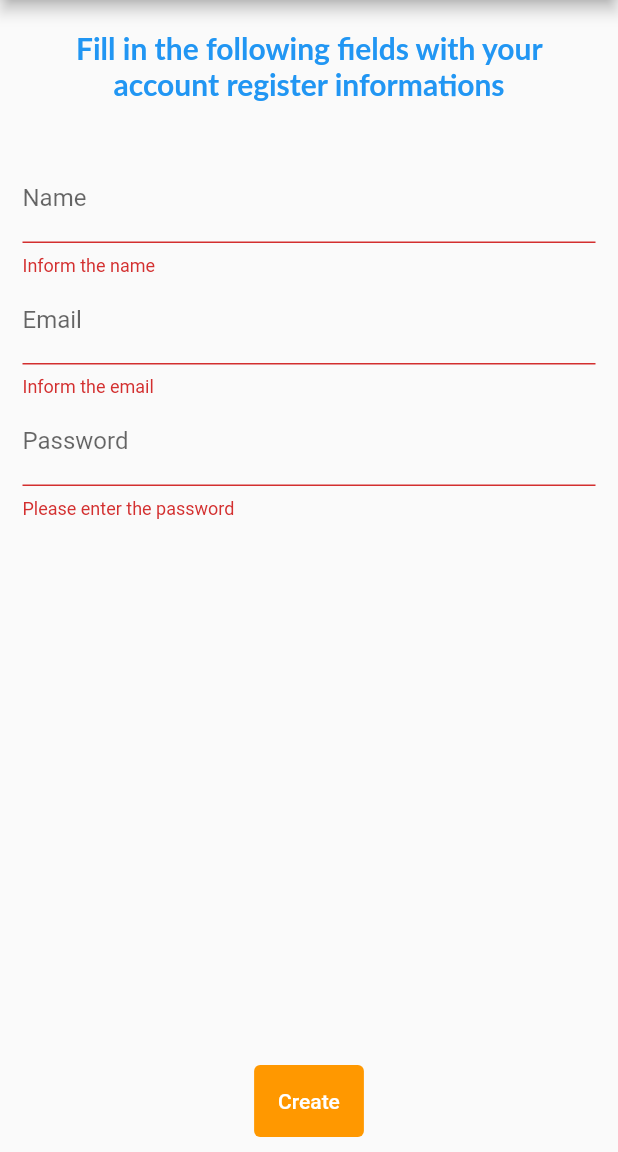
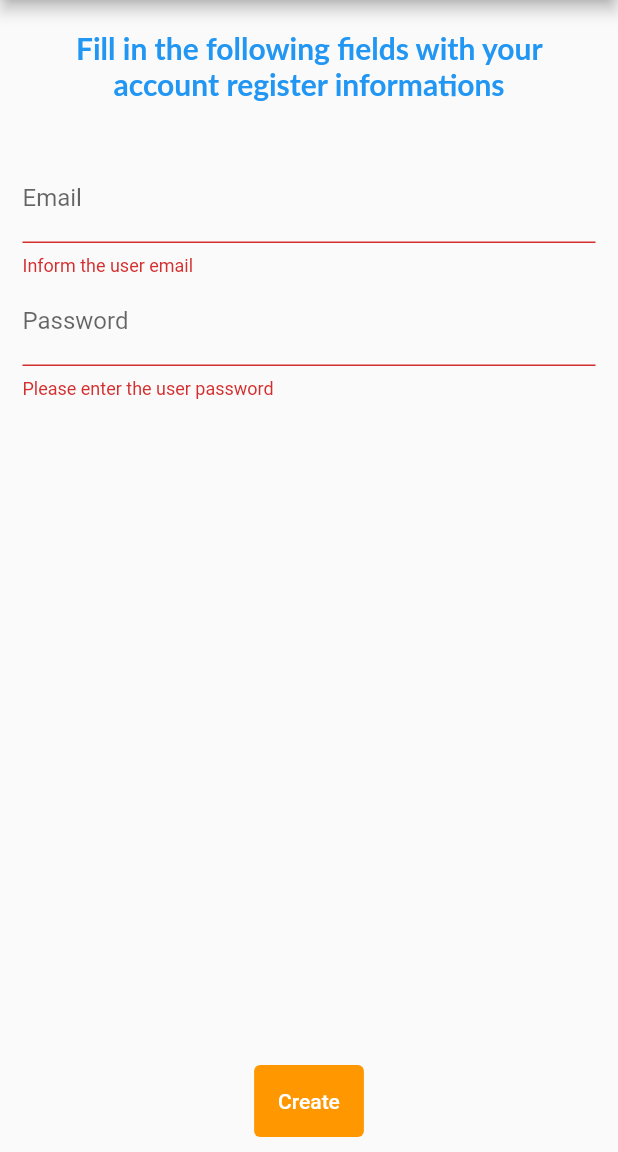
Before and after one commit to renatoviei/Scaled-Guide-App, a Flutter app: the accountForm screen opened by its route, after a tap on "Create", on a phone screen of 412 x 824 dp, the part 84-1236 px from its top. Run offline on Flutter 3.47's test engine with Material 2 defaults, Android fonts, the phone set to English and light mode, and no system bars; our stand-ins replace cloud_firestore, firebase_auth, firebase_core, flutter_spinkit; accounts and stored records are empty; Roboto replaces fonts that are missing (Lato).

Commit message:
subindo autenticação, conexão e operações de CRUD com firebase

```diff
--- a/lib/components/simulator_tile.dart
+++ b/lib/components/simulator_tile.dart
@@ -1,7 +1,6 @@
 import 'package:flutter/material.dart';
 import '../models/Organization.dart';
 import '../routes/app_routes.dart';
-import '../views/organization_edit_form.dart';
 import '../views/run_simulation.dart';
 
 class SimulatorTile extends StatelessWidget {
--- a/lib/data/dummy_organizations.dart
+++ b/lib/data/dummy_organizations.dart
@@ -3,6 +3,7 @@ import '../models/Organization.dart';
 const DUMMY_ORGANIZATIONS = {
   '1': Organization(
       id: '1',
+      userId: '',
       name: 'Take Blip',
       email: 'take@take.net',
       cnpj: '38.828.358/0001-80',
@@ -14,6 +15,7 @@ const DUMMY_ORGANIZATIONS = {
   ),
   '2': Organization(
       id: '2',
+      userId: '',
       name: 'CI&T',
       email: 'ci&t@CI&T.net',
       cnpj: '38.828.123/4567-80',
@@ -25,6 +27,7 @@ const DUMMY_ORGANIZATIONS = {
   ),
   '3': Organization(
       id: '3',
+      userId: '',
       name: 'Thought Works',
       email: 'tw@tw.net',
       cnpj: '38.789.358/5555-80',
@@ -36,6 +39,7 @@ const DUMMY_ORGANIZATIONS = {
   ),
   '4': Organization(
       id: '4',
+      userId: '',
       name: 'Avanade',
       email: 'avanade@avanade.net',
       cnpj: '55.423.358/5551-80',
--- a/lib/models/Organization.dart
+++ b/lib/models/Organization.dart
@@ -1,5 +1,6 @@
 class Organization {
   final String id;
+  final String userId;
   final String name;
   final String email;
   final String cnpj;
@@ -11,6 +12,7 @@ class Organization {
 
   const Organization({
     required this.id,
+    required this.userId,
     required this.name,
     required this.email,
     required this.cnpj,
--- a/lib/models/User.dart
+++ /dev/null
@@ -1,13 +0,0 @@
-class User {
-  final String id;
-  final String name;
-  final String email;
-  final String password;
-
-  const User({
-    required this.id,
-    required this.name,
-    required this.email,
-    required this.password,
-  });
-}
--- /dev/null
+++ b/lib/models/UserApp.dart
@@ -0,0 +1,9 @@
+class UserApp {
+  final String id;
+  final String email;
+
+  UserApp({
+    required this.id,
+    required this.email,
+  });
+}
--- /dev/null
+++ b/lib/services/auth.dart
@@ -0,0 +1,55 @@
+import 'package:firebase_auth/firebase_auth.dart';
+
+import '../models/UserApp.dart';
+
+class AuthService {
+  final FirebaseAuth _auth = FirebaseAuth.instance;
+
+  // create user obj based on FirebaseUser
+  UserApp? _userFromFirebaseUser(User user) {
+    return user != null ? UserApp(id: user.uid, email: user.email!) : null;
+  }
+
+  // auth change user stream
+  Stream<UserApp?> get user {
+    return _auth
+        .authStateChanges()
+        .map((User? user) => _userFromFirebaseUser(user!));
+  }
+
+  // sign in with email & password
+  Future signInWithEmailAndPassword(String email, String password) async {
+    try {
+      UserCredential result = await _auth.signInWithEmailAndPassword(
+          email: email, password: password);
+      User? user = result.user;
+      return user;
+    } catch (e) {
+      print(e.toString());
+      return null;
+    }
+  }
+
+  // register with email & password
+  Future registerWithEmailAndPassword(String email, String password) async {
+    try {
+      UserCredential result = await _auth.createUserWithEmailAndPassword(
+          email: email, password: password);
+      User? user = result.user;
+      return _userFromFirebaseUser(user!);
+    } catch (e) {
+      print(e.toString());
+      return null;
+    }
+  }
+
+  // sign out
+  Future signOut() async {
+    try {
+      return await _auth.signOut();
+    } catch (e) {
+      print(e.toString());
+      return null;
+    }
+  }
+}
--- a/lib/views/create_account_form.dart
+++ b/lib/views/create_account_form.dart
@@ -1,4 +1,7 @@
+import 'package:ScaledGuideApp/shared/loading.dart';
 import 'package:flutter/material.dart';
+
+import '../services/auth.dart';
 
 class accountForm extends StatefulWidget {
   @override
@@ -6,12 +9,15 @@ class accountForm extends StatefulWidget {
 }
 
 class _FormState extends State<accountForm> {
+  final AuthService _auth = AuthService();
   final _form = GlobalKey<FormState>();
   final Map<String, String> _formData = {};
+  bool loading = false;
+  String error = '';
 
   @override
   Widget build(BuildContext context) {
-    return Scaffold(
+    return loading ? Loading() : Scaffold(
       appBar: AppBar(
         backgroundColor: Colors.lightBlue[900],
         title: const Text('Scaled Guide'),
@@ -42,27 +48,21 @@ class _FormState extends State<accountForm> {
                   child: Column(
                     children: <Widget>[
                       TextFormField(
-                        decoration: const InputDecoration(labelText: 'Name'),
-                        validator: (value) {
-                          if (value == null || value.trim().isEmpty)
-                            return 'Inform the name';
-                          return null;
-                        },
-                        onSaved: (value) => _formData['name'] = value!,
-                      ),
-                      TextFormField(
                         decoration: const InputDecoration(labelText: 'Email'),
                         validator: (value) {
-                          if (value == null || value.trim().isEmpty)
-                            return 'Inform the email';
-                          return null;
+                          if (value == null || value.trim().isEmpty) {
+                            return 'Inform the user email';
+                          } else if (!value.contains("@")) {
+                            return 'Please enter a valid email';
+                          }
                         },
                         onSaved: (value) => _formData['email'] = value!,
                       ),
+                      SizedBox(height: 1.0),
                       TextFormField(
                         validator: (value) {
                           if (value == null || value.isEmpty) {
-                            return 'Please enter the password';
+                            return 'Please enter the user password';
                           } else if (value.length <= 6) {
                             return 'Password must be greater than 6 digits';
                           }
@@ -71,8 +71,7 @@ class _FormState extends State<accountForm> {
                         onSaved: (value) => _formData['password'] = value!,
                         obscureText: true,
                         decoration: InputDecoration(
-                          labelText: 'Password',
-                        ),
+                          labelText: 'Password'),
                       ),
                     ],
                   ),
@@ -93,26 +92,49 @@ class _FormState extends State<accountForm> {
                 backgroundColor: Colors.orange,
                 primary: Colors.white,
               ),
-                onPressed: () {
+              onPressed: () async {
                 final isValid = _form.currentState!.validate();
 
                 if (isValid) {
                   _form.currentState!.save();
-
-                    /*Provider.of<User>(context, listen: false).put(
-                        User(
-                          id: '',
-                          name: _formData['name']!,
-                          email: _formData['email']!,
-                          password: _formData['password']!,
-                        );*/
-
+                  setState(() => loading = true );
+                  dynamic result = await _auth.registerWithEmailAndPassword(
+                      _formData['email']!, _formData['password']!);
+                  if (result == null) {
+                    setState(() {
+                      error = 'Please supply a valid email';
+                      loading = false;
+                    });
+                  } else {
+                    await showDialog(
+                      context: context,
+                      builder: (cxt) => AlertDialog(
+                        title: const Text('Your account has been created!',
+                          style: TextStyle(
+                            color: Colors.orange,
+                          ),
+                        ),
+                        content:
+                        const Text('Now, do login.'),
+                        actions: <Widget>[
+                          TextButton(
+                            child: const Text('Ok'),
+                            onPressed: () {
+                              Navigator.of(cxt).pop();
+                            },
+                          ),
+                        ],
+                      ),
+                    );
+                  }
                   Navigator.of(context).pop();
                 }
+
               },
               child: const Text('Create'),
             ),
-            ]),
+          ],
+        ),
       ),
     );
   }
--- a/lib/views/organization_edit_form.dart
+++ b/lib/views/organization_edit_form.dart
@@ -1,9 +1,12 @@
+import 'package:ScaledGuideApp/services/auth.dart';
 import 'package:flutter/material.dart';
 import 'package:provider/provider.dart';
 
+import '../models/UserApp.dart';
 import '../provider/organizations.dart';
 
 import '../models/Organization.dart';
+import '../tabBar/main_tabbar.dart';
 
 class OrganizationEditForm extends StatefulWidget {
   var organization;
@@ -37,6 +40,7 @@ class _FormState extends State<OrganizationEditForm> {
 
   @override
   Widget build(BuildContext context) {
+    final user = Provider.of<UserApp?>(context);
     final Organization organization = widget.organization;
 
     if (_formData.isEmpty) {
@@ -221,6 +225,7 @@ class _FormState extends State<OrganizationEditForm> {
                     Provider.of<Organizations>(context, listen: false).put(
                       Organization(
                         id: _formData['id']!,
+                        userId: user!.id,
                         name: _formData['name']!,
                         email: _formData['email']!,
                         cnpj: _formData['cnpj']!,
--- a/lib/views/organization_form.dart
+++ b/lib/views/organization_form.dart
@@ -1,7 +1,10 @@
+import 'package:ScaledGuideApp/routes/app_routes.dart';
 import 'package:flutter/material.dart';
 import 'package:provider/provider.dart';
 import '../models/Organization.dart';
+import '../models/UserApp.dart';
 import '../provider/organizations.dart';
+import '../tabBar/main_tabbar.dart';
 
 class OrganizationForm extends StatefulWidget {
   @override
@@ -17,6 +20,8 @@ class _FormState extends State<OrganizationForm> {
 
   @override
   Widget build(BuildContext context) {
+    final user = Provider.of<UserApp?>(context);
+
     return Scaffold(
       appBar: AppBar(
         backgroundColor: Colors.lightBlue[900],
@@ -186,7 +191,8 @@ class _FormState extends State<OrganizationForm> {
 
                     Provider.of<Organizations>(context, listen: false).put(
                       Organization(
-                          id: '',
+                          id: ' ',
+                          userId: user!.id,
                           name: _formData['name']!,
                           email: _formData['email']!,
                           cnpj: _formData['cnpj']!,
--- a/lib/views/run_simulation.dart
+++ b/lib/views/run_simulation.dart
@@ -1,6 +1,7 @@
 import 'package:flutter/material.dart';
 import 'package:provider/provider.dart';
 
+import '../models/UserApp.dart';
 import '../provider/organizations.dart';
 
 import '../models/Organization.dart';
@@ -37,6 +38,7 @@ class _FormState extends State<RunSimulationForm> {
 
   @override
   Widget build(BuildContext context) {
+    final user = Provider.of<UserApp?>(context);
     final Organization organization = widget.organization;
 
     if (_formData.isEmpty) {
@@ -190,6 +192,7 @@ class _FormState extends State<RunSimulationForm> {
                   Provider.of<Organizations>(context, listen: false).put(
                     Organization(
                       id: _formData['id']!,
+                      userId: user!.id,
                       name: _formData['name']!,
                       email: _formData['email']!,
                       cnpj: _formData['cnpj']!,
```
Also changed, not shown: lib/components/organization_tile.dart (+7 -2 lines), lib/main.dart (+16 -2 lines), lib/provider/organizations.dart (+46 -50 lines), lib/shared/loading.dart (added, +17 -0 lines), lib/tabBar/main_tabbar.dart (+56 -3 lines), lib/views/login_screen.dart (+50 -16 lines), lib/views/organizations_list.dart (+20 -8 lines), lib/views/simulator_list.dart (+18 -4 lines), pubspec.yaml (+8 -2 lines), pubspec.lock, 3 other files. Lines whose indentation alone changed are shown as unchanged.
